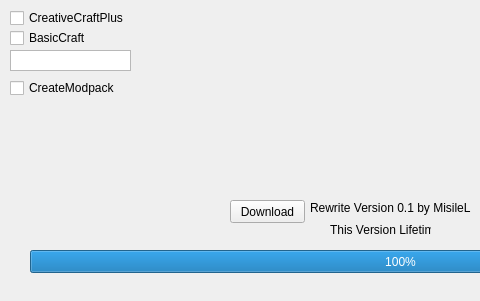
Old version of the form main.ui in the repository MisileLab/Modpack-Installers; both pictures show x 0 to 480 and y 0 to 301 of the 800 by 301 pixel window.
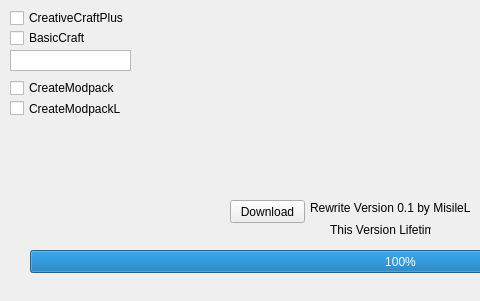
New version of the form.

What changed in the file:
```diff
--- a/main.ui
+++ b/main.ui
@@ -140,6 +140,19 @@
      <string>This Version Lifetime</string>
     </property>
    </widget>
+   <widget class="QCheckBox" name="CreateModpackLite">
+    <property name="geometry">
+     <rect>
+      <x>10</x>
+      <y>100</y>
+      <width>111</width>
+      <height>17</height>
+     </rect>
+    </property>
+    <property name="text">
+     <string>CreateModpackLite</string>
+    </property>
+   </widget>
   </widget>
   <widget class="QStatusBar" name="statusbar"/>
  </widget>
```
